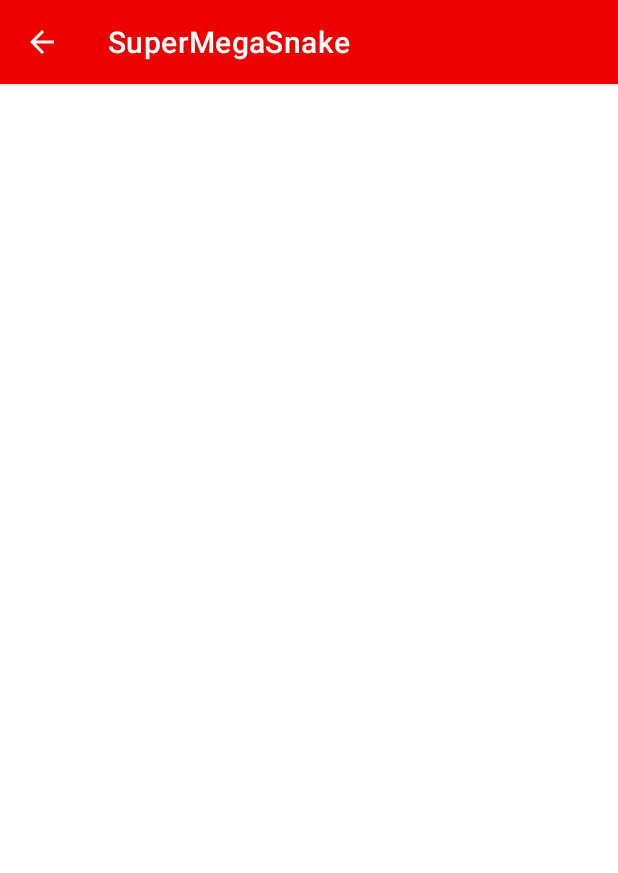
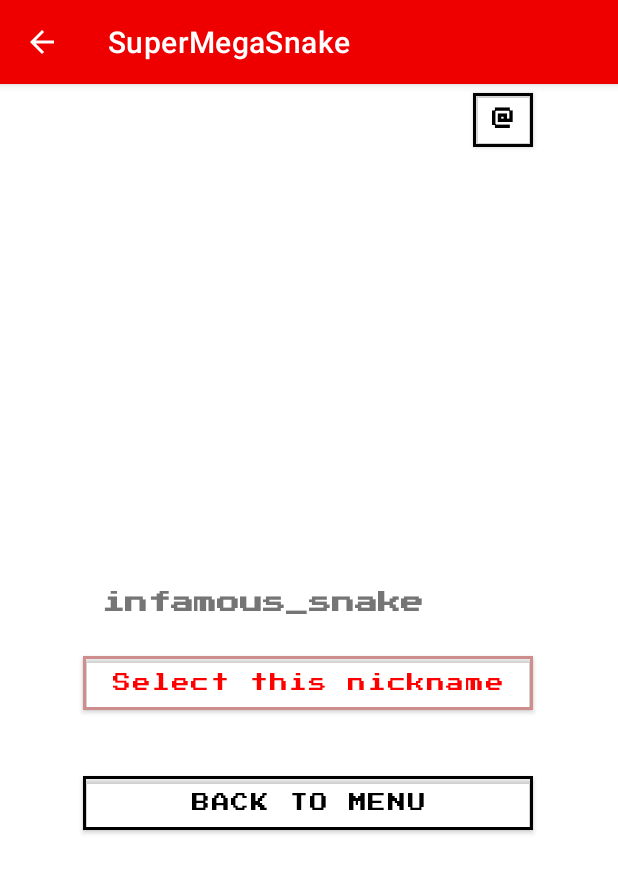
Before and after one commit to rachmiroff/super-mega-snake-android, an Android app: the LoginActivity screen opened directly, with no data from a screen before it, on a phone screen of 412 x 824 dp. Shown: the top 873 px of the screen. Run offline under Robolectric (Android 15) with nearby library versions, the phone set to English and light mode, and no system bars.

Commit message:
Create the Login Activity layout (Closes #19)

```diff
--- a/app/src/main/java/kg/auca/super_mega_snake/LoginActivity.java
+++ b/app/src/main/java/kg/auca/super_mega_snake/LoginActivity.java
@@ -2,7 +2,10 @@ package kg.auca.super_mega_snake;
 
 import androidx.appcompat.app.AppCompatActivity;
 
+import android.content.Intent;
 import android.os.Bundle;
+import android.view.View;
+import android.widget.Toast;
 
 public class LoginActivity extends AppCompatActivity {
 
@@ -11,4 +14,18 @@ public class LoginActivity extends AppCompatActivity {
         super.onCreate(savedInstanceState);
         setContentView(R.layout.activity_login);
     }
+
+    public void onSelectButtonClick(View view) {
+        //TODO(Uncomment this part when MultiPlayerGameActivity will added.)
+        //Intent intent = new Intent(this, MultiPlayerGameActivity.class);
+        //startActivity(intent);
+
+        //TODO(Remove this when MultiPlayerGameActivity will added.)
+        Toast.makeText(this, "MultiPlayerGameActivity is not ready yet", Toast.LENGTH_SHORT).show();
+    }
+
+    public void onBackButtonClick(View view) {
+        Intent intent = new Intent(this, MainActivity.class);
+        startActivity(intent);
+    }
 }
--- a/app/src/main/res/layout/activity_login.xml
+++ b/app/src/main/res/layout/activity_login.xml
@@ -1,9 +1,90 @@
 <?xml version="1.0" encoding="utf-8"?>
 <androidx.constraintlayout.widget.ConstraintLayout xmlns:android="http://schemas.android.com/apk/res/android"
-    xmlns:app="http://schemas.android.com/apk/res-auto"
-    xmlns:tools="http://schemas.android.com/tools"
-    android:layout_width="match_parent"
-    android:layout_height="match_parent"
-    tools:context=".LoginActivity">
+xmlns:app="http://schemas.android.com/apk/res-auto"
+xmlns:tools="http://schemas.android.com/tools"
+android:layout_width="match_parent"
+android:layout_height="match_parent"
+tools:context=".LoginActivity">
+
+    <TextView
+        android:id="@+id/nicknameTextView"
+        android:layout_width="240dp"
+        android:layout_height="wrap_content"
+        android:fontFamily="@font/press_start_regular_2p"
+        android:text="@string/nicknameTextView_text"
+        android:textAlignment="center"
+        android:textSize="15sp"
+        android:textStyle="bold"
+        app:layout_constraintBottom_toBottomOf="parent"
+        app:layout_constraintEnd_toEndOf="parent"
+        app:layout_constraintHorizontal_bias="0.321"
+        app:layout_constraintStart_toStartOf="parent"
+        app:layout_constraintTop_toTopOf="parent"
+        app:layout_constraintVertical_bias="0.453" />
+
+    <Button
+        android:id="@+id/changeNicknameButton"
+        android:layout_width="40dp"
+        android:layout_height="48dp"
+        android:layout_marginStart="20dp"
+        android:backgroundTint="@android:color/transparent"
+        android:fontFamily="@font/press_start_regular_2p"
+        android:includeFontPadding="false"
+        android:padding="4dp"
+        android:text="@string/changeNicknameButton_text"
+        android:textAlignment="center"
+        android:textColor="#000"
+        android:textSize="15sp"
+        android:textStyle="bold"
+        android:visibility="visible"
+        app:cornerRadius="0dp"
+        app:iconPadding="0dp"
+        app:layout_constraintLeft_toRightOf="@id/nicknameTextView"
+        app:strokeColor="#000"
+        app:strokeWidth="2dp"
+        tools:ignore="MissingConstraints"
+        tools:layout_editor_absoluteY="305dp" />
+
+    <Button
+        android:id="@+id/selectNicknameButton"
+        android:layout_width="300dp"
+        android:layout_height="wrap_content"
+        android:layout_marginTop="16dp"
+        android:backgroundTint="@android:color/transparent"
+        android:fontFamily="@font/press_start_regular_2p"
+        android:includeFontPadding="false"
+        android:onClick="onSelectButtonClick"
+        android:text="@string/selectNicknameButton_text"
+        android:textAllCaps="false"
+        android:textColor="#f00"
+        android:textSize="12sp"
+        app:cornerRadius="0dp"
+        app:layout_constraintEnd_toEndOf="parent"
+        app:layout_constraintHorizontal_bias="0.495"
+        app:layout_constraintStart_toStartOf="parent"
+        app:layout_constraintTop_toBottomOf="@+id/nicknameTextView"
+        app:strokeColor="#ce8e8e"
+        app:strokeWidth="2dp" />
+
+    <Button
+        android:id="@+id/backToMenuButton"
+        android:layout_width="300dp"
+        android:layout_height="wrap_content"
+        android:layout_marginTop="32dp"
+        android:backgroundTint="@android:color/transparent"
+        android:fontFamily="@font/press_start_regular_2p"
+        android:includeFontPadding="false"
+        android:onClick="onBackButtonClick"
+        android:text="@string/backToMenuButton_text"
+        android:textAlignment="center"
+        android:textColor="#000000"
+        android:textSize="12sp"
+        app:cornerRadius="0dp"
+        app:layout_constraintEnd_toEndOf="parent"
+        app:layout_constraintHorizontal_bias="0.495"
+        app:layout_constraintStart_toStartOf="parent"
+        app:layout_constraintTop_toBottomOf="@id/selectNicknameButton"
+        app:strokeColor="#000000"
+        app:strokeWidth="2dp" />
 
 </androidx.constraintlayout.widget.ConstraintLayout>
--- a/app/src/main/res/values/strings.xml
+++ b/app/src/main/res/values/strings.xml
@@ -4,4 +4,8 @@
     <string name="singlePlayerButton_text">SINGLE-PLAYER GAME</string>
     <string name="multiPlayerButton_text">MULTI-PLAYER GAME</string>
     <string name="highScoreButton_text">HIGH SCORES</string>
+    <string name="nicknameTextView_text">infamous_snake</string>
+    <string name="selectNicknameButton_text">Select this nickname</string>
+    <string name="backToMenuButton_text">BACK TO MENU</string>
+    <string name="changeNicknameButton_text">\@</string>
 </resources>
```
Also changed, not shown: app/src/main/res/font/press_start_regular_2p.ttf (added).
